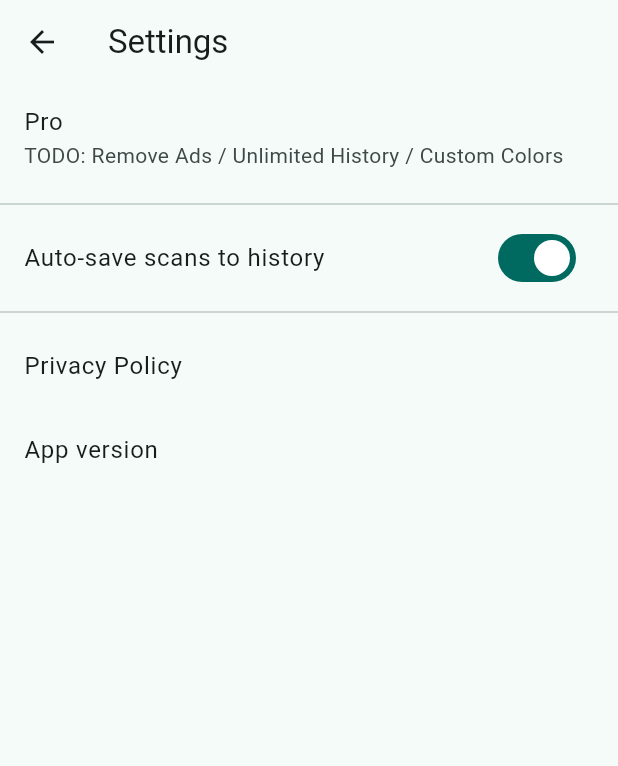
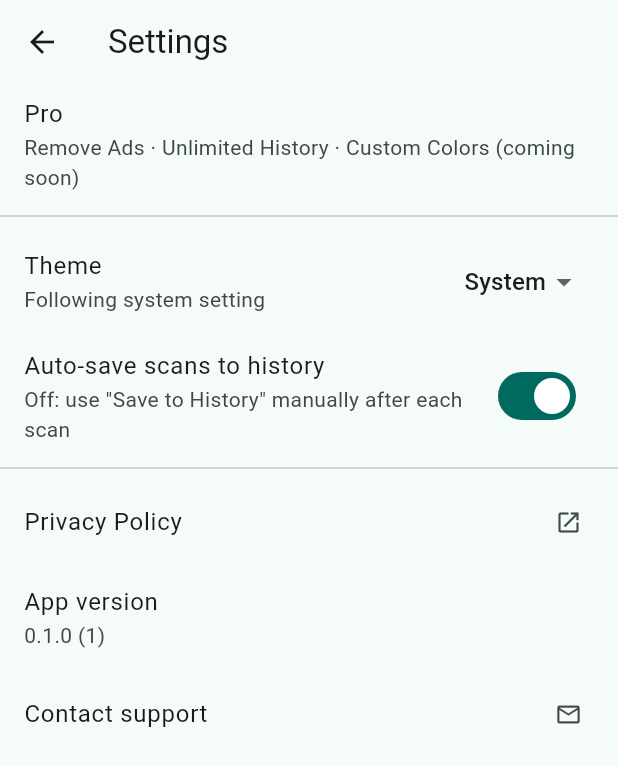
Before and after one commit to gauravkumarit8/QR-Barcode-Toolkit, a Flutter app: the screen it shows after launch, after a tap on the "settings" icon, on a phone screen of 412 x 824 dp. Shown: the top 766 px of the screen. Run offline on Flutter 3.47's test engine with Material 3 defaults, Android fonts, the phone set to English and light mode, and no system bars; our stand-ins replace barcode_widget, image_gallery_saver, package_info_plus, permission_handler, qr_flutter, share_plus and 1 more; missing offline and left inert: mobile_scanner.

Commit message:
Persisted settings (theme, auto-save), app version, History auto-refresh

```diff
--- a/lib/main.dart
+++ b/lib/main.dart
@@ -3,8 +3,23 @@ import 'screens/scan_screen.dart';
 import 'screens/generate_screen.dart';
 import 'screens/history_screen.dart';
 import 'screens/settings_screen.dart';
+import 'services/settings_service.dart';
 
-void main() {
+/// App-wide theme mode, set from persisted settings at startup and updated
+/// live by SettingsScreen. A plain ValueNotifier is enough here — no need
+/// for a full state-management package for one shared value.
+final ValueNotifier<ThemeMode> themeModeNotifier = ValueNotifier(ThemeMode.system);
+
+/// Whether Scan should auto-save each detected code to History. Loaded at
+/// startup, updated live by SettingsScreen, read (not listened to for
+/// rebuilds) by ScanScreen at detection time.
+final ValueNotifier<bool> autoSaveScansNotifier = ValueNotifier(true);
+
+void main() async {
+  WidgetsFlutterBinding.ensureInitialized();
+  final settings = SettingsService();
+  themeModeNotifier.value = await settings.getThemeMode();
+  autoSaveScansNotifier.value = await settings.getAutoSaveScans();
   runApp(const QrBarcodeToolkitApp());
 }
 
@@ -13,6 +28,9 @@ class QrBarcodeToolkitApp extends StatelessWidget {
 
   @override
   Widget build(BuildContext context) {
+    return ValueListenableBuilder<ThemeMode>(
+      valueListenable: themeModeNotifier,
+      builder: (context, themeMode, _) {
         return MaterialApp(
           title: 'QR & Barcode Toolkit',
           debugShowCheckedModeBanner: false,
@@ -26,8 +44,10 @@ class QrBarcodeToolkitApp extends StatelessWidget {
             colorSchemeSeed: Colors.teal,
             brightness: Brightness.dark,
           ),
-      themeMode: ThemeMode.system,
+          themeMode: themeMode,
           home: const RootShell(),
+        );
+      },
     );
   }
 }
@@ -43,7 +63,6 @@ class _RootShellState extends State<RootShell> {
   int _currentIndex = 0;
 
   // Shared between History ("Re-generate") and Generate (consumes the value).
-  // Set by History, cleared by Generate once it has read the value.
   final ValueNotifier<String?> _regeneratePrefill = ValueNotifier(null);
 
   static const _titles = ['Scan', 'Generate', 'History'];
--- a/lib/screens/history_screen.dart
+++ b/lib/screens/history_screen.dart
@@ -22,6 +22,13 @@ class _HistoryScreenState extends State<HistoryScreen> {
   void initState() {
     super.initState();
     _future = _historyService.getAll();
+    HistoryService.changes.addListener(_refresh);
+  }
+
+  @override
+  void dispose() {
+    HistoryService.changes.removeListener(_refresh);
+    super.dispose();
   }
 
   void _refresh() {
--- a/lib/screens/scan_screen.dart
+++ b/lib/screens/scan_screen.dart
@@ -4,6 +4,7 @@ import 'package:mobile_scanner/mobile_scanner.dart';
 import 'package:permission_handler/permission_handler.dart';
 import 'package:share_plus/share_plus.dart';
 import 'package:url_launcher/url_launcher.dart';
+import '../main.dart' show autoSaveScansNotifier;
 import '../models/history_item.dart';
 import '../services/history_service.dart';
 
@@ -87,6 +88,9 @@ class _ScanScreenState extends State<ScanScreen> {
         _lastScanValue = barcodes.first.rawValue;
         _savedToHistory = false;
       });
+      if (autoSaveScansNotifier.value) {
+        _saveToHistory();
+      }
     }
   }
 
--- a/lib/screens/settings_screen.dart
+++ b/lib/screens/settings_screen.dart
@@ -1,37 +1,121 @@
 import 'package:flutter/material.dart';
+import 'package:package_info_plus/package_info_plus.dart';
+import 'package:url_launcher/url_launcher.dart';
+import '../main.dart' show themeModeNotifier, autoSaveScansNotifier;
+import '../services/settings_service.dart';
 
-class SettingsScreen extends StatelessWidget {
+class SettingsScreen extends StatefulWidget {
   const SettingsScreen({super.key});
+
+  @override
+  State<SettingsScreen> createState() => _SettingsScreenState();
+}
+
+class _SettingsScreenState extends State<SettingsScreen> {
+  final _settingsService = SettingsService();
+
+  bool _autoSave = true;
+  String _version = '';
+  bool _loaded = false;
+
+  @override
+  void initState() {
+    super.initState();
+    _load();
+  }
+
+  Future<void> _load() async {
+    final autoSave = await _settingsService.getAutoSaveScans();
+    final info = await PackageInfo.fromPlatform();
+    if (!mounted) return;
+    setState(() {
+      _autoSave = autoSave;
+      _version = '${info.version} (${info.buildNumber})';
+      _loaded = true;
+    });
+  }
 
   @override
   Widget build(BuildContext context) {
     return Scaffold(
       appBar: AppBar(title: const Text('Settings')),
-      body: ListView(
+      body: !_loaded
+          ? const Center(child: CircularProgressIndicator())
+          : ListView(
               children: [
                 const ListTile(
                   title: Text('Pro'),
-            subtitle: Text('TODO: Remove Ads / Unlimited History / Custom Colors'),
+                  subtitle: Text('Remove Ads · Unlimited History · Custom Colors (coming soon)'),
                 ),
                 const Divider(),
+                ValueListenableBuilder<ThemeMode>(
+                  valueListenable: themeModeNotifier,
+                  builder: (context, mode, _) => ListTile(
+                    title: const Text('Theme'),
+                    subtitle: Text(_themeLabel(mode)),
+                    trailing: DropdownButton<ThemeMode>(
+                      value: mode,
+                      underline: const SizedBox.shrink(),
+                      items: const [
+                        DropdownMenuItem(value: ThemeMode.system, child: Text('System')),
+                        DropdownMenuItem(value: ThemeMode.light, child: Text('Light')),
+                        DropdownMenuItem(value: ThemeMode.dark, child: Text('Dark')),
+                      ],
+                      onChanged: (newMode) async {
+                        if (newMode == null) return;
+                        themeModeNotifier.value = newMode;
+                        await _settingsService.setThemeMode(newMode);
+                      },
+                    ),
+                  ),
+                ),
                 SwitchListTile(
                   title: const Text('Auto-save scans to history'),
-            value: true,
-            onChanged: (_) {
-              // TODO: persist via shared_preferences
+                  subtitle: const Text('Off: use "Save to History" manually after each scan'),
+                  value: _autoSave,
+                  onChanged: (value) async {
+                    setState(() => _autoSave = value);
+                    autoSaveScansNotifier.value = value;
+                    await _settingsService.setAutoSaveScans(value);
                   },
                 ),
                 const Divider(),
-          const ListTile(
-            title: Text('Privacy Policy'),
-            // TODO: point to the hosted GitHub Pages privacy policy URL
+                ListTile(
+                  title: const Text('Privacy Policy'),
+                  trailing: const Icon(Icons.open_in_new, size: 18),
+                  onTap: () async {
+                    // TODO: replace with the real hosted GitHub Pages URL once
+                    // the policy is published (see PROGRESS.md).
+                    const url = 'https://example.com/qr-barcode-toolkit-privacy';
+                    await launchUrl(Uri.parse(url), mode: LaunchMode.externalApplication);
+                  },
                 ),
-          const ListTile(
-            title: Text('App version'),
-            // TODO: read from package_info_plus
+                ListTile(
+                  title: const Text('App version'),
+                  subtitle: Text(_version),
+                ),
+                ListTile(
+                  title: const Text('Contact support'),
+                  trailing: const Icon(Icons.email_outlined, size: 18),
+                  onTap: () async {
+                    // TODO: replace with the real support email address.
+                    final uri = Uri(scheme: 'mailto', path: 'support@example.com');
+                    await launchUrl(uri);
+                  },
                 ),
               ],
             ),
     );
   }
+
+  String _themeLabel(ThemeMode mode) {
+    switch (mode) {
+      case ThemeMode.system:
+        return 'Following system setting';
+      case ThemeMode.light:
+        return 'Light';
+      case ThemeMode.dark:
+        return 'Dark';
     }
+  }
+}
--- a/lib/services/history_service.dart
+++ b/lib/services/history_service.dart
@@ -1,4 +1,5 @@
 import 'dart:convert';
+import 'package:flutter/foundation.dart';
 import 'package:shared_preferences/shared_preferences.dart';
 import '../models/history_item.dart';
 
@@ -7,6 +8,10 @@ import '../models/history_item.dart';
 /// offline-first / no-data-collected Play Store Data Safety declaration.
 class HistoryService {
   static const _prefsKey = 'history_items_v1';
+
+  /// Bumped after every add/delete/clear so screens (History tab) can refresh
+  /// even though they stay alive inside the bottom-nav IndexedStack.
+  static final ValueNotifier<int> changes = ValueNotifier(0);
 
   /// Free tier item cap — Pro removes this limit.
   /// TODO: check Pro status (via a future PurchaseService) before enforcing.
@@ -39,10 +44,12 @@ class HistoryService {
         _prefsKey,
         trimmed.map((i) => jsonEncode(i.toJson())).toList(),
       );
+      changes.value++;
       return;
     }
 
     await prefs.setStringList(_prefsKey, raw);
+    changes.value++;
   }
 
   Future<void> delete(String id) async {
@@ -53,10 +60,12 @@ class HistoryService {
       return item.id != id;
     }).toList();
     await prefs.setStringList(_prefsKey, filtered);
+    changes.value++;
   }
 
   Future<void> clear() async {
     final prefs = await SharedPreferences.getInstance();
     await prefs.remove(_prefsKey);
+    changes.value++;
   }
 }
--- /dev/null
+++ b/lib/services/settings_service.dart
@@ -0,0 +1,38 @@
+import 'package:flutter/material.dart';
+import 'package:shared_preferences/shared_preferences.dart';
+
+/// Persists user preferences (theme mode, auto-save) locally.
+/// No network calls — consistent with the app's offline-first design.
+class SettingsService {
+  static const _themeModeKey = 'theme_mode_v1';
+  static const _autoSaveKey = 'auto_save_scans_v1';
+
+  Future<ThemeMode> getThemeMode() async {
+    final prefs = await SharedPreferences.getInstance();
+    final value = prefs.getString(_themeModeKey);
+    switch (value) {
+      case 'light':
+        return ThemeMode.light;
+      case 'dark':
+        return ThemeMode.dark;
+      default:
+        return ThemeMode.system;
+    }
+  }
+
+  Future<void> setThemeMode(ThemeMode mode) async {
+    final prefs = await SharedPreferences.getInstance();
+    await prefs.setString(_themeModeKey, mode.name);
+  }
+
+  Future<bool> getAutoSaveScans() async {
+    final prefs = await SharedPreferences.getInstance();
+    // Defaults to true — matches the original spec's default-ON behavior.
+    return prefs.getBool(_autoSaveKey) ?? true;
+  }
+
+  Future<void> setAutoSaveScans(bool value) async {
+    final prefs = await SharedPreferences.getInstance();
+    await prefs.setBool(_autoSaveKey, value);
+  }
+}
--- a/pubspec.yaml
+++ b/pubspec.yaml
@@ -36,6 +36,9 @@ dependencies:
   # Opening scanned links safely
   url_launcher: ^6.3.0
 
+  # App version display in Settings
+  package_info_plus: ^8.0.0
+
 dev_dependencies:
   flutter_test:
     sdk: flutter
```
Also changed, not shown: 1 other file. Lines whose indentation alone changed are shown as unchanged.
